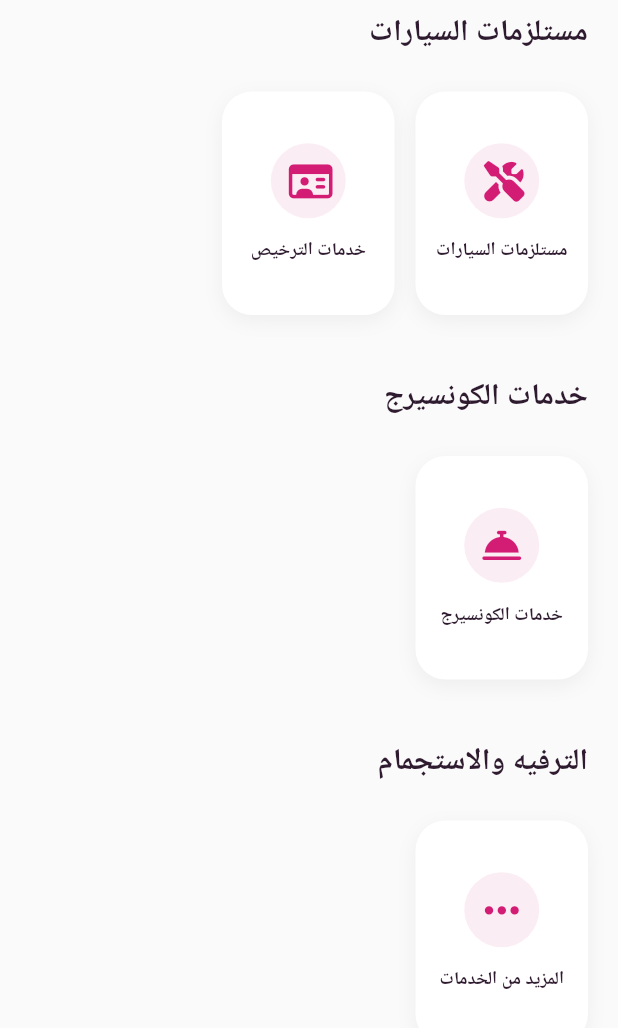
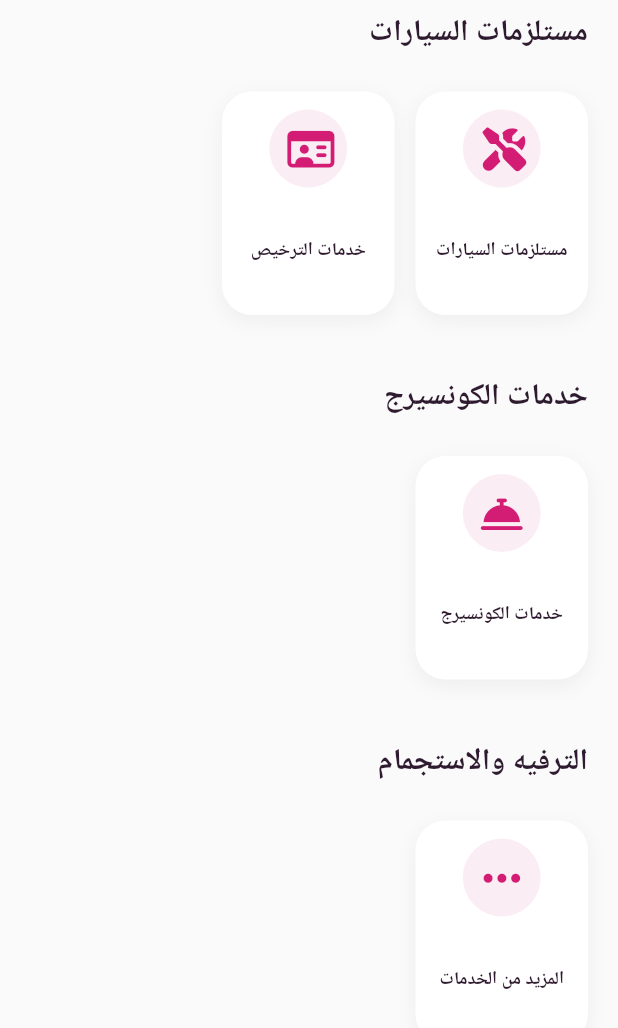
Before and after one commit to Sobhy-Abdelhakam/the_pink_club2, a Flutter app: the HomeScreen screen opened directly, scrolled down 880 dp, on a phone screen of 412 x 824 dp. Shown: the top 1028 px of the screen. Run offline on Flutter 3.47's test engine with Material 3 defaults, Android fonts, the light colour scheme and no system bars; our stand-ins replace cached_network_image, dartz, equatable, flutter_bloc, flutter_screenutil, flutter_secure_storage and 6 more; accounts and stored records are empty; network calls fail.

Commit message:
enhance cards

```diff
--- a/lib/features/home/presentation/pages/home_screen.dart
+++ b/lib/features/home/presentation/pages/home_screen.dart
@@ -1,8 +1,8 @@
 import 'package:flutter/material.dart';
-import 'package:font_awesome_flutter/font_awesome_flutter.dart';
-import 'package:the_pink_club2/main.dart';
 import '../widgets/ads_banner.dart';
 import '../widgets/category_section.dart';
+import '../widgets/home_app_bar.dart';
+import '../widgets/category_chips_list.dart';
 import 'package:the_pink_club2/core/utils/service_generator.dart';
 import 'package:the_pink_club2/core/utils/color.dart';
 import 'package:the_pink_club2/l10n/app_localizations.dart';
@@ -45,12 +45,7 @@ class _HomeScreenState extends State<HomeScreen> {
     }
   }
 
-  @override
-  Widget build(BuildContext context) {
-    final loc = AppLocalizations.of(context)!;
-
-    /// NEW category keys in correct order:
-    const categoryKeys = [
+  static const _categoryKeys = [
     'roadsideAssistance',
     'medicalDiscounts',
     'automotiveSupplies',
@@ -62,10 +57,14 @@ class _HomeScreenState extends State<HomeScreen> {
     'restaurants',
   ];
 
+  @override
+  Widget build(BuildContext context) {
+    final loc = AppLocalizations.of(context)!;
+
     final Map<String, int> startIndexes = {};
     int acc = 0;
 
-    for (final key in categoryKeys) {
+    for (final key in _categoryKeys) {
       startIndexes[key] = acc;
       acc += _categorizedServices[key]?.length ?? 0;
     }
@@ -80,7 +79,7 @@ class _HomeScreenState extends State<HomeScreen> {
         child: CustomScrollView(
           physics: const BouncingScrollPhysics(),
           slivers: [
-            _buildSliverAppBar(loc),
+            const HomeAppBar(),
             SliverToBoxAdapter(
               child: Column(
                 crossAxisAlignment: CrossAxisAlignment.start,
@@ -111,54 +110,18 @@ class _HomeScreenState extends State<HomeScreen> {
                   const SizedBox(height: 16),
 
                   /// Chips
-                  SizedBox(
-                    height: 48, // Taller touch target
-                    child: ListView.separated(
-                      scrollDirection: Axis.horizontal,
-                      padding: const EdgeInsets.symmetric(horizontal: 20),
-                      itemCount: _categories.length,
-                      itemBuilder: (_, i) {
-                        return Container(
-                          padding: const EdgeInsets.symmetric(
-                            horizontal: 20,
-                            vertical: 12,
-                          ),
-                          decoration: BoxDecoration(
-                            color: Colors.white,
-                            borderRadius: BorderRadius.circular(30),
-                            boxShadow: [
-                              BoxShadow(
-                                color: Colors.black.withValues(alpha: 0.03),
-                                blurRadius: 10,
-                                offset: const Offset(0, 4),
-                              ),
-                            ],
-                          ),
-                          child: Center(
-                            child: Text(
-                              _categories[i],
-                              style: const TextStyle(
-                                fontSize: 14,
-                                fontWeight: FontWeight.w600,
-                                color: AppColors.textSecondary,
-                              ),
-                            ),
-                          ),
-                        );
-                      },
-                      separatorBuilder: (_, __) => const SizedBox(width: 12),
-                    ),
-                  ),
+                  CategoryChipsList(categories: _categories),
 
                   const SizedBox(height: 24),
 
                   /// SECTION BUILDER
-                  for (int i = 0; i < categoryKeys.length; i++)
+                  for (int i = 0; i < _categoryKeys.length; i++)
                     CategorySection(
-                      key: ValueKey(categoryKeys[i]),
+                      key: ValueKey(_categoryKeys[i]),
                       title: _categories[i],
-                      services: _categorizedServices[categoryKeys[i]] ?? [],
-                      startIndex: startIndexes[categoryKeys[i]]!,
+                      services: _categorizedServices[_categoryKeys[i]] ?? [],
+                      startIndex: startIndexes[_categoryKeys[i]]!,
+                      itemsClickable: _categoryKeys[i] != 'roadsideAssistance',
                     ),
 
                   const SizedBox(height: 100), // Bottom padding
@@ -170,106 +133,4 @@ class _HomeScreenState extends State<HomeScreen> {
       ),
     );
   }
-
-  Widget _buildSliverAppBar(AppLocalizations loc) {
-    final isArabic = Localizations.localeOf(context).languageCode == 'ar';
-
-    return SliverAppBar(
-      backgroundColor: const Color(0xFFFAFAFA),
-      floating: true,
-      elevation: 0,
-      automaticallyImplyLeading: false,
-      title: Row(
-        children: [
-          Container(
-            padding: const EdgeInsets.all(2),
-            decoration: BoxDecoration(
-              shape: BoxShape.circle,
-              border: Border.all(color: AppColors.primary, width: 2),
-            ),
-            child: const CircleAvatar(
-              radius: 20,
-              backgroundImage: AssetImage(
-                'assets/images/logo_placeholder.png',
-              ), // Use asset if available or icon
-              backgroundColor: AppColors.primary,
-              child: Icon(FontAwesomeIcons.user, color: Colors.white, size: 20),
-            ),
-          ),
-          const SizedBox(width: 12),
-          Expanded(
-            child: Column(
-              crossAxisAlignment: CrossAxisAlignment.start,
-              mainAxisAlignment: MainAxisAlignment.center,
-              children: [
-                Text(
-                  '${loc.hello}, User!', // Placeholder for username
-                  style: const TextStyle(
-                    fontSize: 20,
-                    fontWeight: FontWeight.w800,
-                    color: AppColors.textPrimary,
-                    letterSpacing: -0.5,
-                  ),
-                ),
-                Text(
-                  loc.enjoyExclusive,
-                  maxLines: 1,
-                  overflow: TextOverflow.ellipsis,
-                  style: const TextStyle(
-                    fontSize: 13,
-                    color: AppColors.textSecondary,
-                    fontWeight: FontWeight.w500,
-                  ),
-                ),
-              ],
-            ),
-          ),
-        ],
-      ),
-      actions: [
-        Padding(
-          padding: const EdgeInsetsDirectional.only(end: 20),
-          child: GestureDetector(
-            onTap: () {
-              MyApp.setLocale(
-                context,
-                isArabic ? const Locale('en') : const Locale('ar'),
-              );
-            },
-            child: Container(
-              padding: const EdgeInsets.symmetric(horizontal: 14, vertical: 8),
-              decoration: BoxDecoration(
-                borderRadius: BorderRadius.circular(20),
-                color: Colors.white,
-                boxShadow: [
-                  BoxShadow(
-                    color: Colors.black.withValues(alpha: 0.05),
-                    blurRadius: 10,
-                  ),
-                ],
-              ),
-              child: Row(
-                children: [
-                  Text(
-                    isArabic ? 'EN' : 'AR',
-                    style: const TextStyle(
-                      color: AppColors.textPrimary,
-                      fontSize: 13,
-                      fontWeight: FontWeight.w700,
-                    ),
-                  ),
-                  const SizedBox(width: 6),
-                  const Icon(
-                    Icons.language,
-                    color: AppColors.primary,
-                    size: 18,
-                  ),
-                ],
-              ),
-            ),
-          ),
-        ),
-      ],
-    );
 }
-}
--- a/lib/features/home/presentation/widgets/category_section.dart
+++ b/lib/features/home/presentation/widgets/category_section.dart
@@ -8,12 +8,14 @@ class CategorySection extends StatelessWidget {
   final String title;
   final List<Map<String, dynamic>> services;
   final int startIndex;
+  final bool itemsClickable;
 
   const CategorySection({
     Key? key,
     required this.title,
     required this.services,
     required this.startIndex,
+    this.itemsClickable = true,
   }) : super(key: key);
 
   @override
@@ -40,7 +42,11 @@ class CategorySection extends StatelessWidget {
             ),
           ),
         ),
-        _ServicesGrid(services: services, startIndex: startIndex),
+        _ServicesGrid(
+          services: services,
+          startIndex: startIndex,
+          itemsClickable: itemsClickable,
+        ),
         const SizedBox(height: 20),
       ],
     );
@@ -50,11 +56,13 @@ class CategorySection extends StatelessWidget {
 class _ServicesGrid extends StatelessWidget {
   final List<Map<String, dynamic>> services;
   final int startIndex;
+  final bool itemsClickable;
 
   const _ServicesGrid({
     Key? key,
     required this.services,
     required this.startIndex,
+    required this.itemsClickable,
   }) : super(key: key);
 
   @override
@@ -76,12 +84,14 @@ class _ServicesGrid extends StatelessWidget {
             title: serviceData['title'] as String,
             iconKey: serviceData['icon'] as String,
             imagePath: serviceData['image'] as String?,
-            onTap: () {
+            onTap: itemsClickable
+                ? () {
                     final route = serviceData['route'] as String?;
                     if (route != null && route.isNotEmpty) {
                       Navigator.of(context).pushNamed(route);
                     }
-            },
+                  }
+                : null,
           );
         },
         separatorBuilder: (context, index) => const SizedBox(width: 14),
@@ -94,14 +104,14 @@ class _ServiceItemCard extends StatelessWidget {
   final String title;
   final String iconKey;
   final String? imagePath;
-  final VoidCallback onTap;
+  final VoidCallback? onTap; // Made nullable
 
   const _ServiceItemCard({
     Key? key,
     required this.title,
     required this.iconKey,
     this.imagePath,
-    required this.onTap,
+    this.onTap, // Made optional
   }) : super(key: key);
 
   @override
@@ -127,26 +137,23 @@ class _ServiceItemCard extends StatelessWidget {
           mainAxisAlignment: MainAxisAlignment.center,
           children: [
             if (imagePath != null)
-              Container(
-                height: 60, // Larger image
-                width: 60,
-                alignment: Alignment.center,
+              Expanded(
+                flex: 3,
+                 child: Container(
+                   width: double.infinity,
                    decoration: BoxDecoration(
                      borderRadius: BorderRadius.circular(15),
-                  // Optional: nice subtle background for Transparent PNGs
-                  color: AppColors.primary.withValues(alpha: 0.03),
+                     // No background for cleaner look if image fills
                    ),
                    child: ClipRRect(
                     borderRadius: BorderRadius.circular(15),
                      child: Image.asset(
                        imagePath!,
-                    fit: BoxFit.cover,
-                    width: 60,
-                    height: 60,
-                    errorBuilder:
-                        (context, error, stackTrace) => Icon(
+                       fit: BoxFit.contain, // Contain to show full image without cropping
+                       errorBuilder: (context, error, stackTrace) => Icon(
                          Icons.broken_image,
                          color: Colors.grey.shade300,
+                       ),
                      ),
                    ),
                  ),
@@ -160,12 +167,15 @@ class _ServiceItemCard extends StatelessWidget {
                 ),
                 child: IconHelper.getIcon(
                   iconKey,
-                  size: 26,
+                  size: 28, // Increased size
                   color: AppColors.primary,
                 ),
               ),
-            const SizedBox(height: 14),
-            Text(
+            const SizedBox(height: 10),
+            Flexible(
+              flex: 2,
+              child: Center(
+                child: Text(
                   title,
                   textAlign: TextAlign.center,
                   maxLines: 2,
@@ -174,8 +184,10 @@ class _ServiceItemCard extends StatelessWidget {
                     fontSize: 12,
                     fontWeight: FontWeight.w600,
                     color: AppColors.textPrimary,
-                height: 1.3,
+                    height: 1.2,
                     letterSpacing: -0.2,
+                  ),
+                ),
               ),
             ),
           ],
```
Also changed, not shown: lib/features/concierge/data/models/concierge_service_model.dart (+5 -5 lines), lib/features/home/presentation/widgets/category_chips_list.dart (added, +53 -0 lines), lib/features/home/presentation/widgets/home_app_bar.dart (added, +113 -0 lines), lib/features/services/presentation/pages/concierge_page.dart (+22 -17 lines). Lines whose indentation alone changed are shown as unchanged.
